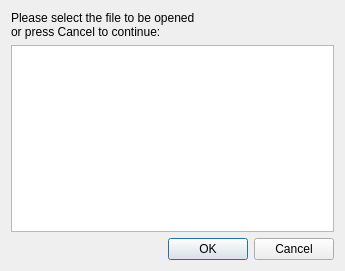
turgu1/uPDF2, file selectrecentdialog.ui: the form before one commit.
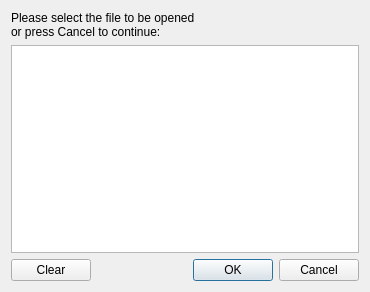
The form after the commit.

Patch:
```diff
--- a/selectrecentdialog.ui
+++ b/selectrecentdialog.ui
@@ -6,8 +6,8 @@
    <rect>
     <x>0</x>
     <y>0</y>
-    <width>345</width>
-    <height>271</height>
+    <width>370</width>
+    <height>292</height>
    </rect>
   </property>
   <property name="windowTitle">
@@ -26,6 +26,21 @@
     <widget class="QListWidget" name="recentFileList"/>
    </item>
    <item>
+    <layout class="QHBoxLayout" name="horizontalLayout">
+     <property name="topMargin">
+      <number>0</number>
+     </property>
+     <item>
+      <widget class="QPushButton" name="clearButton">
+       <property name="toolTip">
+        <string>Clear Recent File List</string>
+       </property>
+       <property name="text">
+        <string>Clear</string>
+       </property>
+      </widget>
+     </item>
+     <item>
     <widget class="QDialogButtonBox" name="buttonBox">
      <property name="orientation">
       <enum>Qt::Horizontal</enum>
@@ -33,7 +48,12 @@
      <property name="standardButtons">
       <set>QDialogButtonBox::Cancel|QDialogButtonBox::Ok</set>
      </property>
-    </widget>
+       <property name="centerButtons">
+        <bool>false</bool>
+       </property>
+      </widget>
+     </item>
+    </layout>
    </item>
   </layout>
  </widget>
```
Lines whose indentation alone changed are shown as unchanged.
